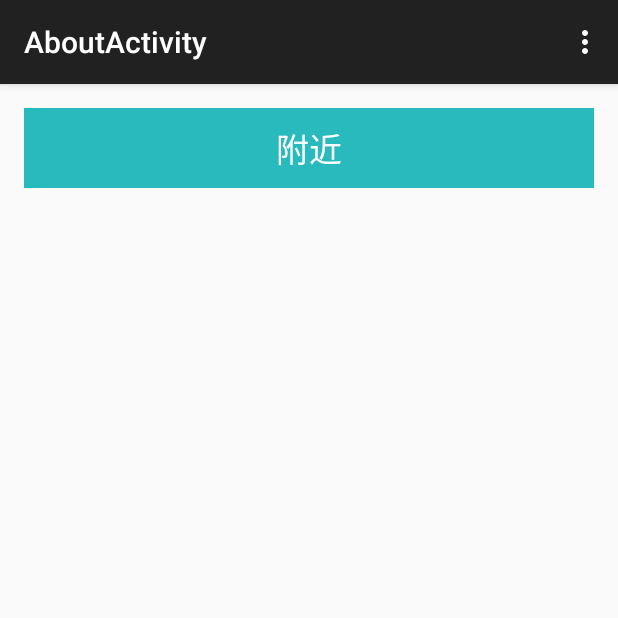
After one commit to Dragonles/MyJobsa, an Android app: the AboutActivity screen opened directly, with no data from a screen before it, on a phone screen of 412 x 824 dp, the top half of it. The commit adds this screen. Run offline under Robolectric (Android 15) with nearby library versions, the phone set to English and light mode, and no system bars.

Commit message:
update pictures from zengqing

```diff
--- a/app/src/main/AndroidManifest.xml
+++ b/app/src/main/AndroidManifest.xml
@@ -20,13 +20,11 @@
             android:name=".LeadActivity"
             android:label="@string/title_activity_lead"
             android:theme="@style/MyAppLeadTheme" >
-
         </activity>
         <activity
             android:name="com.job.utils.ShanActivity"
             android:label="@string/title_activity_shan"
             android:theme="@style/MyFullscreen" >
-
             <intent-filter>
                 <action android:name="android.intent.action.MAIN" />
 
@@ -36,13 +34,15 @@
         <activity
             android:name=".LocationActivity"
             android:label="@string/title_activity_select" >
-
         </activity>
         <activity
             android:name=".FabuDetailsActivity"
             android:label="@string/title_activity_fabu_details"
-            android:theme="@style/MyFullscreen">
-
+            android:theme="@style/MyFullscreen" >
+        </activity>
+        <activity
+            android:name=".AboutActivity"
+            android:label="@string/title_activity_about" >
         </activity>
     </application>
 
--- /dev/null
+++ b/app/src/main/java/com/job/activity/AboutActivity.java
@@ -0,0 +1,37 @@
+package com.job.activity;
+
+import android.support.v7.app.AppCompatActivity;
+import android.os.Bundle;
+import android.view.Menu;
+import android.view.MenuItem;
+
+public class AboutActivity extends AppCompatActivity {
+
+    @Override
+    protected void onCreate(Bundle savedInstanceState) {
+        super.onCreate(savedInstanceState);
+        setContentView(R.layout.activity_about);
+    }
+
+    @Override
+    public boolean onCreateOptionsMenu(Menu menu) {
+        // Inflate the menu; this adds items to the action bar if it is present.
+        getMenuInflater().inflate(R.menu.menu_about, menu);
+        return true;
+    }
+
+    @Override
+    public boolean onOptionsItemSelected(MenuItem item) {
+        // Handle action bar item clicks here. The action bar will
+        // automatically handle clicks on the Home/Up button, so long
+        // as you specify a parent activity in AndroidManifest.xml.
+        int id = item.getItemId();
+
+        //noinspection SimplifiableIfStatement
+        if (id == R.id.action_settings) {
+            return true;
+        }
+
+        return super.onOptionsItemSelected(item);
+    }
+}
--- /dev/null
+++ b/app/src/main/res/layout/activity_about.xml
@@ -0,0 +1,39 @@
+<RelativeLayout xmlns:android="http://schemas.android.com/apk/res/android"
+    xmlns:tools="http://schemas.android.com/tools" android:layout_width="match_parent"
+    android:layout_height="match_parent" android:paddingLeft="@dimen/activity_horizontal_margin"
+    android:paddingRight="@dimen/activity_horizontal_margin"
+    android:paddingTop="@dimen/activity_vertical_margin"
+    android:paddingBottom="@dimen/activity_vertical_margin"
+    tools:context="com.job.activity.AboutActivity">
+
+    <RelativeLayout
+        android:id="@+id/rly_top"
+        android:layout_width="fill_parent"
+        android:layout_height="wrap_content"
+        android:background="#29BABD">
+
+
+
+        <!--<Button-->
+        <!--android:layout_width="wrap_content"-->
+        <!--android:layout_height="wrap_content"-->
+        <!--android:text="< 返回"-->
+        <!--android:textSize="20sp"-->
+        <!--android:textColor="#fff"-->
+        <!--android:layout_centerVertical="true"-->
+        <!--android:background="@null"-->
+        <!--android:gravity="left|center"-->
+        <!--android:paddingLeft="10dp"/>-->
+
+        <TextView
+            android:layout_centerHorizontal="true"
+            android:layout_width="wrap_content"
+            android:layout_height="wrap_content"
+            android:text="附近"
+            android:textSize="22sp"
+            android:textColor="#fff"
+            android:paddingTop="10dp"
+            android:paddingBottom="10dp"/>
+
+    </RelativeLayout>
+</RelativeLayout>
--- /dev/null
+++ b/app/src/main/res/menu/menu_about.xml
@@ -0,0 +1,6 @@
+<menu xmlns:android="http://schemas.android.com/apk/res/android"
+    xmlns:app="http://schemas.android.com/apk/res-auto"
+    xmlns:tools="http://schemas.android.com/tools" tools:context="com.job.activity.AboutActivity">
+    <item android:id="@+id/action_settings" android:title="@string/action_settings"
+        android:orderInCategory="100" app:showAsAction="never" />
+</menu>
--- a/app/src/main/res/values/strings.xml
+++ b/app/src/main/res/values/strings.xml
@@ -33,6 +33,7 @@
     <string name="job_about">关于我们</string>
     <string name="loginout">退出登录</string>
     <string name="login">请登录</string>
+    <string name="title_activity_about">AboutActivity</string>
 
 
 </resources>
```
Also changed, not shown: app/src/main/res/drawable-xhdpi/background_login.png (renamed from app/src/main/res/drawable/background_login.png), app/src/main/res/drawable-xhdpi/btn_background_icon_login.9.png (renamed from app/src/main/res/drawable/btn_background_icon_login.9.png), app/src/main/res/drawable-xhdpi/btn_background_pressed_icon_login.9.png (renamed from app/src/main/res/drawable/btn_background_pressed_icon_login.9.png), app/src/main/res/drawable-xhdpi/first.9.png (deleted), app/src/main/res/drawable-xhdpi/first.png (added), app/src/main/res/drawable-xhdpi/icon_qq_login.png (renamed from app/src/main/res/drawable/icon_qq_login.png), app/src/main/res/drawable-xhdpi/icon_sina_login.png (renamed from app/src/main/res/drawable/icon_sina_login.png), app/src/main/res/drawable-xhdpi/icon_weixin_login.png (renamed from app/src/main/res/drawable/icon_weixin_login.png), app/src/main/res/drawable-xhdpi/second.9.png (deleted), app/src/main/res/drawable-xhdpi/second.png (added), app/src/main/res/drawable-xhdpi/thread.png, app/src/main/res/drawable-xhdpi/viewpager_button_start.9.png, app/src/main/res/drawable-xhdpi/viewpager_button_start_pressed.9.png, app/src/main/res/drawable/denglu_background.png (deleted), 2 other files.
